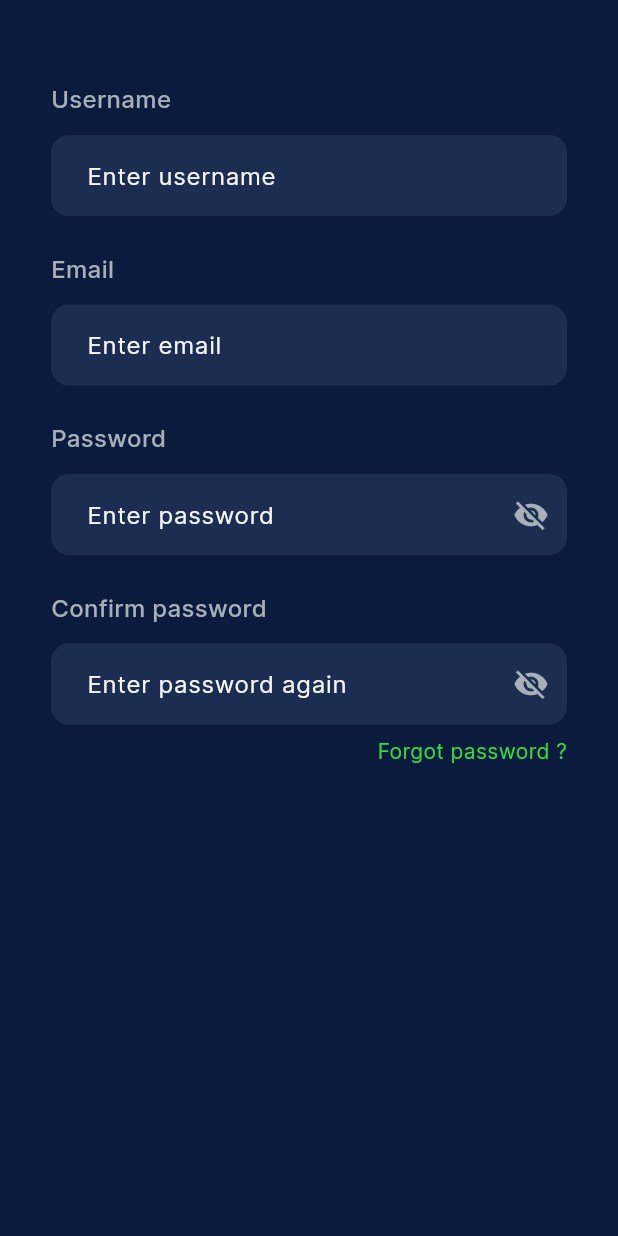
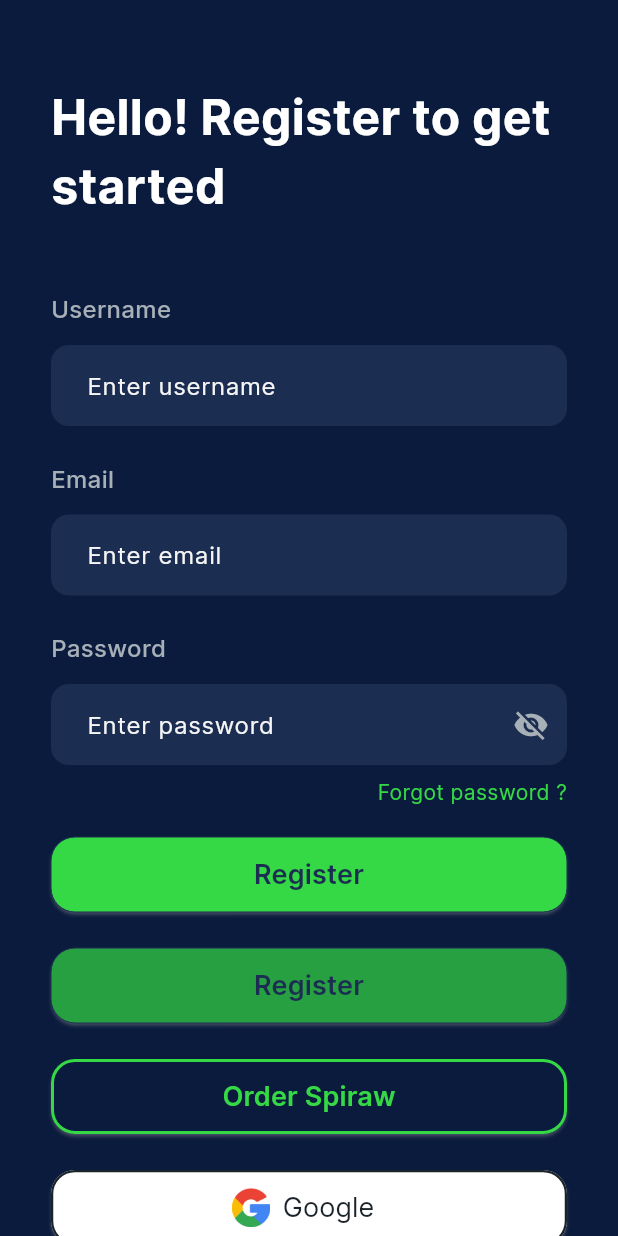
Before and after one commit to Said-Ines/Spiraw, a Flutter app: the screen it shows after launch, on a phone screen of 412 x 824 dp. Run offline on Flutter 3.47's test engine with Material 3 defaults, Android fonts, the phone set to English and light mode, and no system bars; our stand-ins replace connectivity_plus, firebase_auth, get, pin_code_fields, shared_preferences; accounts and stored records are empty.

Commit message:
buttons done

```diff
--- a/lib/app/colors/app_colors.dart
+++ b/lib/app/colors/app_colors.dart
@@ -23,6 +23,7 @@ class AppColors {
   static const Color inputBorder = Color(0xFF98C4DE);
   static const offBlack = Color(0xFF1D1D1F);
   static const offWhite = Color(0xFFFAFAFC);
+  static const blackTitleButton = Color(0xFF1B232A);
 
   static const LinearGradient greenGradient = LinearGradient(
     begin: Alignment(-0.0777, 0.0),
--- a/lib/app/constants/app_constants.dart
+++ b/lib/app/constants/app_constants.dart
@@ -158,7 +158,7 @@ class _ElevatedButtons {
   const _ElevatedButtons._();
   static const _applyElevation = false;
   final double elevation = _applyElevation ? AppConstants.defaultElevation : 0;
-  final double height = 60;
+  final double height = 54;
 }
 
 class _TextButtons {
@@ -185,7 +185,7 @@ class _FloatingActionButtons {
   //static const _applyElevation = true;
   // final double elevation = _applyElevation ? AppConstants.defaultElevation : 0;
   final double size = 48;
-  final double iconSize = 20;
+  final double iconSize = 60;
   final double radius = 8;
 }
 
--- a/lib/app/images/app_images.dart
+++ b/lib/app/images/app_images.dart
@@ -6,9 +6,11 @@ class AppImages {
   static const imagesFolder = AppResources.imagesFolder;
 
   static const appLogo = "$imagesFolder/app_logo.png";
-  // static const simpleLogo = "$imagesFolder/simple_logo.png";
-  // static const onboardingImage = "$imagesFolder/onboarding_image.png";
-  // static const cancelIcon = "$imagesFolder/cancel_icon.png";
+  static const visibilityIcon = "$imagesFolder/visibility_icon.png";
+
+  static const googleIcon = "$imagesFolder/google_icon.png";
+
+  static const facebookIcon = "$imagesFolder/facebook_icon.png";
   //static const bottomBar = _BottomBar();
 }
 
--- a/lib/modules/design_sytem/ds_screen.dart
+++ b/lib/modules/design_sytem/ds_screen.dart
@@ -1,4 +1,10 @@
+import 'dart:math';
+
+import 'package:flutter/services.dart';
+import 'package:pin_code_fields/pin_code_fields.dart';
+
 import '../../../bases/screens/exports.dart';
+import '../../widgets/back_button.dart';
 import '../auth/common/widgets/index.dart';
 import 'ds_controller.dart';
 
@@ -16,6 +22,13 @@ class DesignSystemScreen extends GetView<DesignSystemController> {
           bottomPadding: 135,
           children: [
             const VerticalSpacing(20),
+            Text(
+              "Hello! Register to get started",
+              style: AppStyles.interboldHeadline1
+                  .withSize(FontSizes.headline2)
+                  .withColor(Colors.white),
+            ),
+            const VerticalSpacing(48),
             Text(
               "Username",
               style: AppStyles.interregularTitle
@@ -66,30 +79,114 @@ class DesignSystemScreen extends GetView<DesignSystemController> {
               validator: InputValidators.validatePassword,
               fillColor: AppColors.inputColor,
             ),
-            const VerticalSpacing(24),
-            Text(
-              "Confirm password",
-              style: AppStyles.interregularTitle
-                  .withColor(AppColors.grey)
-                  .medium(),
-            ).align(alignment: Alignment.topLeft),
-            const VerticalSpacing(12),
-            FormInput(
-              type: FormInputType.password,
-              // label: "Password",
-              hint: "Enter password again",
-              hintColor: AppColors.hint,
-              controller: controller.inputControls.second.controller,
-              validator: InputValidators.validatePassword,
-              fillColor: AppColors.inputColor,
-            ),
             const VerticalSpacing(8),
             LinkTextButton(
               title: "Forgot password ?",
               onTap: () {
                 debugPrint("forgot password");
               },
-            ).align(alignment: Alignment.bottomRight)
+            ).align(alignment: Alignment.bottomRight),
+            const VerticalSpacing(20),
+            Observer(
+              observes: controller.performingApiCall,
+              builder: (context, performingApiCall) => StyledButton(
+                isLoading: performingApiCall,
+                style: ButtonStyles.primary,
+                title: "Register",
+                onPressed: controller.login,
+              ),
+            ),
+            const VerticalSpacing(20),
+            Observer(
+              observes: controller.performingApiCall,
+              builder: (context, performingApiCall) => StyledButton(
+                isLoading: performingApiCall,
+                isDisabled: true,
+                style: ButtonStyles.primary,
+                title: "Register",
+                onPressed: controller.login,
+              ),
+            ),
+            const VerticalSpacing(20),
+            Observer(
+              observes: controller.performingApiCall,
+              builder: (context, performingApiCall) => StyledButton(
+                isLoading: performingApiCall,
+                style: ButtonStyles.secondary,
+                title: "Order Spiraw",
+                onPressed: controller.login,
+              ),
+            ),
+            const VerticalSpacing(20),
+            Observer(
+              observes: controller.performingApiCall,
+              builder: (context, performingApiCall) => StyledButton(
+                isLoading: performingApiCall,
+                style: ButtonStyles.social,
+                title: "Google",
+                onPressed: controller.login,
+                isSocial: true,
+                icon: Image.asset(
+                  AppImages.googleIcon,
+                  height: 26,
+                  width: 26,
+                ),
+              ),
+            ),
+            const VerticalSpacing(20),
+            PinCodeTextField(
+              validator: InputValidators.validateSMSCode,
+              errorTextMargin: const EdgeInsets.only(top: 60),
+              appContext: context,
+              length: 4,
+              keyboardType: TextInputType.phone,
+              inputFormatters: [FilteringTextInputFormatter.digitsOnly],
+              cursorColor: AppColors.offWhite,
+              enableActiveFill: true,
+              pinTheme: PinTheme(
+                  shape: PinCodeFieldShape.box,
+                  borderRadius:
+                      BorderRadius.circular(AppConstants.inputs.radius),
+                  fieldHeight: 63,
+                  fieldWidth: 70,
+                  inactiveColor: AppColors.inputColor,
+                  selectedColor: AppColors.secondary,
+                  activeFillColor: AppColors.inputColor,
+                  inactiveFillColor: AppColors.inputColor,
+                  selectedFillColor: AppColors.inputColor),
+              textStyle: AppStyles.interboldHeadline1
+                  .withSize(FontSizes.headline2)
+                  .withColor(Colors.white),
+            ),
+            const VerticalSpacing(20),
+            const BackButton(),
+            const VerticalSpacing(20),
+            Transform(
+                transform: Matrix4.identity()..rotateZ(pi / 4),
+                alignment: Alignment.center,
+                child: Container(
+                  decoration: BoxDecoration(boxShadow: [
+                    BoxShadow(
+                      color: AppColors.secondary.withOpacity(0.45),
+                      offset: const Offset(2, 5),
+                      blurRadius: 15,
+                    )
+                  ]),
+                  child: FloatingActionButton(
+                    elevation: 0,
+                    backgroundColor: AppColors.secondary,
+                    onPressed: () {},
+                    child: Transform(
+                      transform: Matrix4.identity()..rotateZ(-pi / 4),
+                      alignment: Alignment.center,
+                      child: Icon(
+                        Icons.arrow_back,
+                        size: AppConstants.buttons.floating.iconSize + 13,
+                        color: AppColors.inputColor,
+                      ),
+                    ),
+                  ),
+                ))
           ]),
     );
   }
--- /dev/null
+++ b/lib/widgets/activity_indicator.dart
@@ -0,0 +1,29 @@
+import '../bases/screens/exports.dart';
+
+class ActivityIndicator extends StatelessWidget {
+  const ActivityIndicator({
+    super.key,
+    this.linear = false,
+    this.backgroundColor = AppColors.secondary,
+    this.color = AppColors.primary,
+  });
+
+  final bool linear;
+  final Color backgroundColor;
+  final Color color;
+
+  @override
+  Widget build(BuildContext context) {
+    return linear
+        ? LinearProgressIndicator(
+            minHeight: 1.5,
+            backgroundColor: backgroundColor,
+            color: color,
+          )
+        : CircularProgressIndicator(
+            strokeWidth: 1.5,
+            backgroundColor: backgroundColor,
+            color: color,
+          );
+  }
+}
--- /dev/null
+++ b/lib/widgets/back_button.dart
@@ -0,0 +1,35 @@
+import '../../../../bases/screens/exports.dart';
+
+class BackButton extends StatelessWidget {
+  const BackButton({
+    super.key,
+  });
+
+  @override
+  Widget build(BuildContext context) {
+    return Container(
+      height: AppConstants.buttons.icon.size,
+      width: AppConstants.buttons.icon.size,
+      decoration: BoxDecoration(
+        gradient: AppColors.backButtonBorderGradient,
+        borderRadius: BorderRadius.circular(AppConstants.buttons.icon.radius),
+      ),
+      child: IconButton(
+        style: IconButton.styleFrom(
+          fixedSize: Size.square(AppConstants.buttons.icon.size),
+          shape: RoundedRectangleBorder(
+            side: const BorderSide(color: Colors.white),
+            borderRadius:
+                BorderRadius.circular(AppConstants.buttons.icon.radius),
+          ),
+        ),
+        onPressed: Get.back,
+        icon: Icon(
+          Icons.arrow_back_ios,
+          color: Colors.white,
+          size: AppConstants.buttons.icon.iconSize,
+        ).paddingSymmetric(horizontal: 7),
+      ),
+    );
+  }
+}
--- a/lib/widgets/index.dart
+++ b/lib/widgets/index.dart
@@ -1,4 +1,4 @@
-// export './activity_indicator.dart';
+export './activity_indicator.dart';
 // export './bottom_bar/bottom_bar.dart';
 // export './cancel_icon_button.dart';
 // export './checkable_button.dart';
@@ -10,7 +10,7 @@ export './observable.dart';
 // export './onboarding_content.dart';
 export './scaffold/smart_scaffold.dart';
 export './scrollable_form.dart';
-// export './styled_button.dart';
+export './styled_button.dart';
 // export './tile.dart';
 // export './toggle.dart';
 export './vertical_spacing.dart';
--- /dev/null
+++ b/lib/widgets/styled_button.dart
@@ -0,0 +1,116 @@
+// ignore_for_file: no_leading_underscores_for_local_identifiers
+
+import '../bases/screens/exports.dart';
+
+class StyledButton extends StatelessWidget {
+  const StyledButton({
+    super.key,
+    this.reversed = false,
+    required this.style,
+    required this.title,
+    this.icon,
+    required this.onPressed,
+    this.isLoading = false,
+    this.isDisabled = false,
+    this.isSocial = false,
+  });
+
+  final bool reversed;
+  final ButtonStyles style;
+  final String title;
+  final Widget? icon;
+  final VoidCallback onPressed;
+  final bool isLoading;
+  final bool isDisabled;
+  final bool isSocial;
+
+  @override
+  Widget build(BuildContext context) {
+    final _icon = icon?.visibleWhen(!isLoading) ?? const SizedBox.shrink();
+    final _label = isLoading
+        ? ActivityIndicator(
+            backgroundColor: style.borderColor,
+            color: AppColors.accent,
+          ).squared(side: 18)
+        : Text(
+            title,
+            style: !isSocial
+                ? AppStyles.interboldHeadline1
+                    .withSize(FontSizes.headline6)
+                    .withColor(style.textColor)
+                    .semiBold()
+                : AppStyles.interregularTitle
+                    .withSize(FontSizes.headline6)
+                    .withColor(style.textColor),
+          );
+    return Container(
+      padding: const EdgeInsets.only(bottom: 4),
+      height: AppConstants.buttons.elevated.height,
+      //decoration: const BoxDecoration(
+      // color: style.borderColor,
+      //borderRadius:
+      //  BorderRadius.all(Radius.circular(AppConstants.buttons.radius)),
+      //),
+      child: ElevatedButton.icon(
+        onPressed: onPressed,
+        style: Theme.of(context).elevatedButtonTheme.style?.copyWith(
+              overlayColor: MaterialStateProperty.all(AppColors.overlayColor),
+              backgroundColor: MaterialStateProperty.all(
+                  !isDisabled ? style.backgroundColor : AppColors.accent),
+              foregroundColor: MaterialStateProperty.all(style.textColor),
+              elevation: MaterialStateProperty.all(1),
+              shape: MaterialStateProperty.all(
+                RoundedRectangleBorder(
+                  side: BorderSide(
+                      width: style.borderWidth, color: style.borderColor),
+                  borderRadius: BorderRadius.all(
+                      Radius.circular(AppConstants.buttons.radius)),
+                ),
+              ),
+            ),
+        icon: reversed ? _label.customPadding(left: 15) : _icon,
+        label: reversed ? _icon : _label,
+      ).visibleWhen(true),
+    );
+  }
+}
+
+enum ButtonStyles {
+  primary(
+    textColor: AppColors.inputColor,
+    backgroundColor: AppColors.secondary,
+    borderColor: AppColors.inputColor,
+    borderWidth: 0,
+  ),
+  secondary(
+    textColor: AppColors.secondary,
+    backgroundColor: AppColors.scaffold,
+    borderColor: AppColors.secondary,
+    borderWidth: 2,
+  ),
+  tetiary(
+    textColor: AppColors.remove,
+    backgroundColor: AppColors.scaffold,
+    borderColor: AppColors.remove,
+    borderWidth: 1.5,
+  ),
+
+  social(
+    textColor: AppColors.blackTitleButton,
+    backgroundColor: Colors.white,
+    borderColor: AppColors.blackTitleButton,
+    borderWidth: 1.5,
+  );
+
+  final Color textColor;
+  final Color backgroundColor;
+  final Color borderColor;
+  final double borderWidth;
+
+  const ButtonStyles({
+    required this.textColor,
+    required this.backgroundColor,
+    required this.borderColor,
+    required this.borderWidth,
+  });
+}
```
Also changed, not shown: assets/images/facebook_icon.png (added), assets/images/google_icon.png (added).
